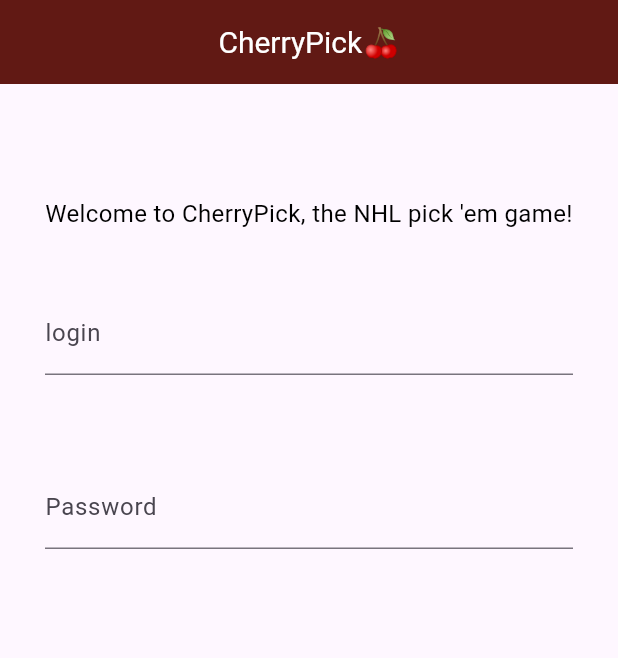
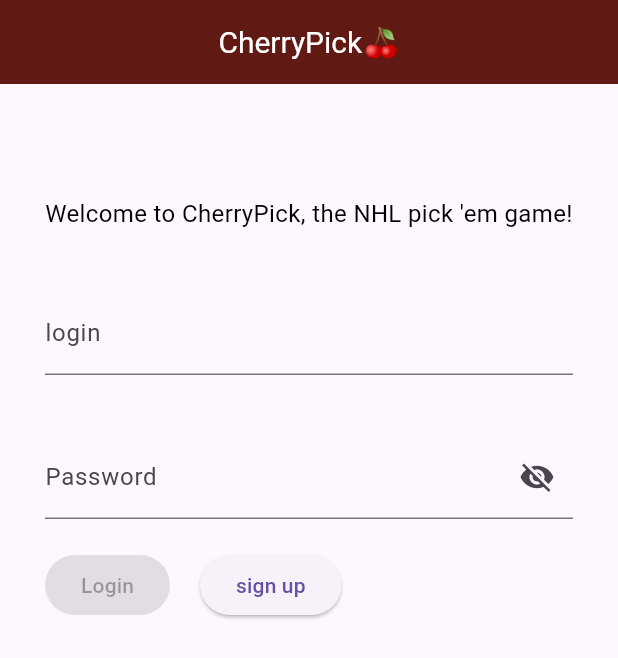
Before and after one commit to Aquinnmo/cherrypick, a Flutter app: the screen it shows after launch, on a phone screen of 412 x 824 dp. Shown: the top 658 px of the screen. Run offline on Flutter 3.47's test engine with Material 3 defaults, Android fonts, the phone set to English and light mode, and no system bars.

Commit message:
Login page finished, sign up started

```diff
--- a/lib/main.dart
+++ b/lib/main.dart
@@ -9,6 +9,8 @@ class MyApp extends StatelessWidget {
 
   @override
   Widget build(BuildContext context) {
+    String _Email = '';
+    String _Password = '';
     return MaterialApp(
       home: Scaffold(
         appBar: AppBar(
@@ -46,31 +48,104 @@ class MyApp extends StatelessWidget {
             padding: EdgeInsets.symmetric(horizontal: 30),
             child: Column(
               children: [
+
                 //Email
                 TextField(
                   decoration: InputDecoration(
+
                     labelText: 'login',
                   ),
+                  onChanged: (value) => _Email = value,
                 ),
 
-                const SizedBox(height: 60),
+                const SizedBox(height: 40),
 
                 // password
-                TextField(
-                  obscureText: true,
-                  decoration: InputDecoration(
-                    labelText: 'Password',
+                Password(
+                  onChanged: (value) => _Password = value,
+                ),
+
+                const SizedBox(height: 20),
+
+                Row(
+                  mainAxisAlignment: MainAxisAlignment.start,
+                  children: [
+                    ElevatedButton(
+                      onPressed: null,    // null is temporary
+                      child: const Text('Login'),
+                    ),
+
+                    const SizedBox(width: 20),
+
+                    ElevatedButton(
+                      onPressed: (){
+                        Navigator.push(context, MaterialPageRoute(builder: (context) => const SignUpPage()));
+                      },
+                      child: const Text('sign up'),
+                    ),
+                  ],
                   ),
-                ),
               ],
             )
             )
-
           ],
         )
-
-
       )
     );
   }
 }
+
+
+class Password extends StatefulWidget {
+  final ValueChanged<String>? onChanged;
+
+  const Password({super.key, this.onChanged});
+
+  @override
+  State<Password> createState() => _PasswordState();
+}
+
+class _PasswordState extends State<Password> {
+  bool _obscureText = true;
+
+  @override
+  Widget build(BuildContext context) {
+    return TextField(
+      obscureText: _obscureText,
+      decoration: InputDecoration(
+        labelText: 'Password',
+        suffixIcon: IconButton(
+          icon: Icon(
+            _obscureText ? Icons.visibility_off : Icons.visibility,
+          ),
+          onPressed: () {
+            setState(() {
+              _obscureText = !_obscureText;
+            });
+          },
+        )
+      ),
+    );
+  }
+}
+
+class SignUpPage extends StatelessWidget {
+  const SignUpPage({super.key});
+
+  @override
+  Widget build(BuildContext context) {
+    return Scaffold(
+      appBar: AppBar(
+        backgroundColor: const Color.fromARGB(255, 97, 25, 20),
+          title: Text(
+            'CherryPick🍒',
+            style: TextStyle(
+              color: Colors.white,
+              fontSize: 20,
+            ),
+            ),
+            centerTitle: true,
+      ),
+    );
+  }
+}
```
